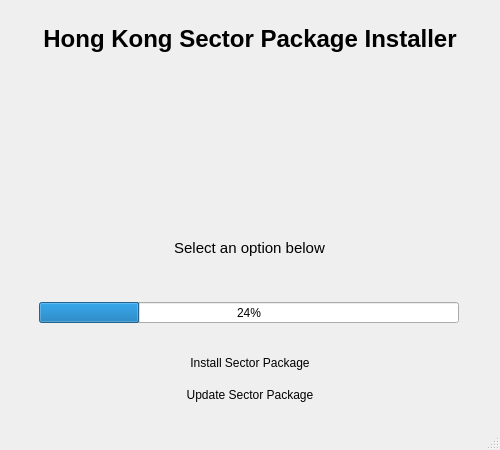
Above: mainwindow.ui from vatsimhk/Hong-Kong-Sector-Installer before the change. Below: the same form after it.
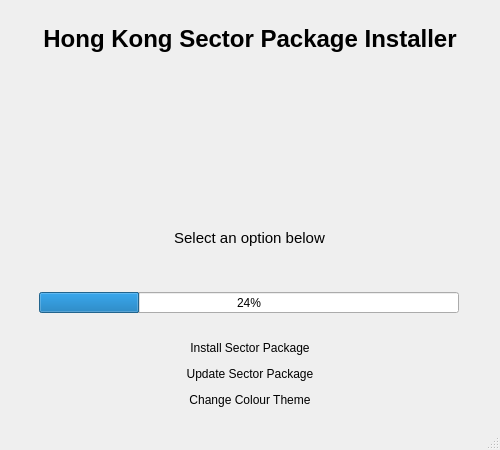
That is the form after the change. Icons and pictures are not drawn.

Commit message:
Add colour theme picker with basic functionality
Still need to add more error checking and UI

```diff
--- a/mainwindow.ui
+++ b/mainwindow.ui
@@ -164,7 +164,7 @@
       <property name="maximumSize">
        <size>
         <width>16777215</width>
-        <height>80</height>
+        <height>90</height>
        </size>
       </property>
       <property name="autoFillBackground">
@@ -214,6 +214,22 @@
          </property>
         </widget>
        </item>
+       <item>
+        <widget class="QPushButton" name="colourThemeButton">
+         <property name="styleSheet">
+          <string notr="true">QPushButton:pressed { background-color: rgb(36,131,179); }</string>
+         </property>
+         <property name="text">
+          <string>Change Colour Theme</string>
+         </property>
+         <property name="default">
+          <bool>true</bool>
+         </property>
+         <property name="flat">
+          <bool>true</bool>
+         </property>
+        </widget>
+       </item>
       </layout>
      </widget>
     </item>
```
The commit also changes 6 other files.
